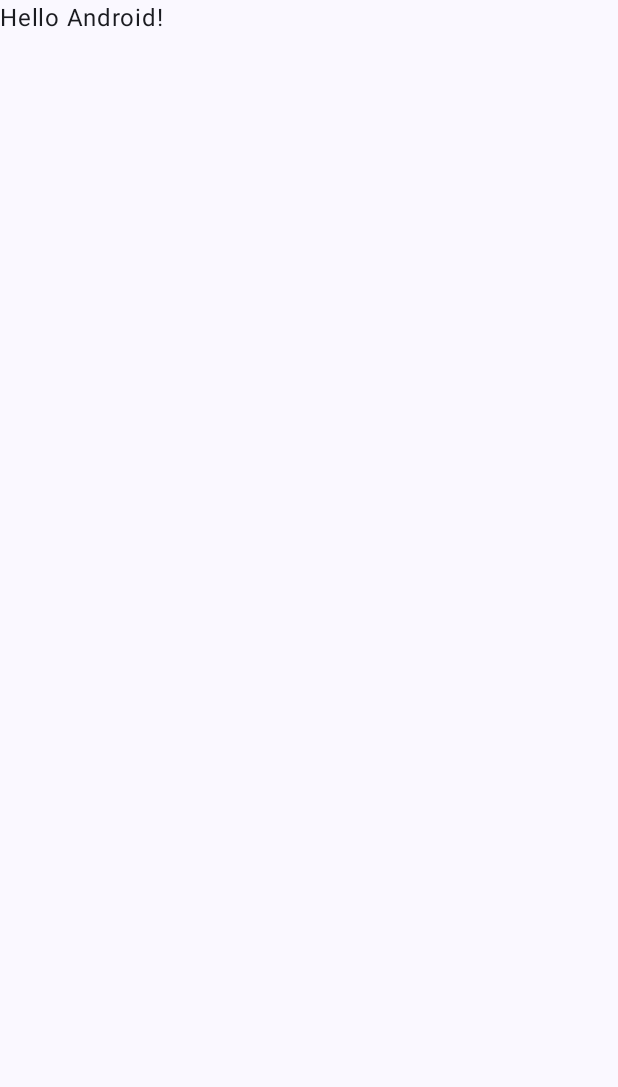
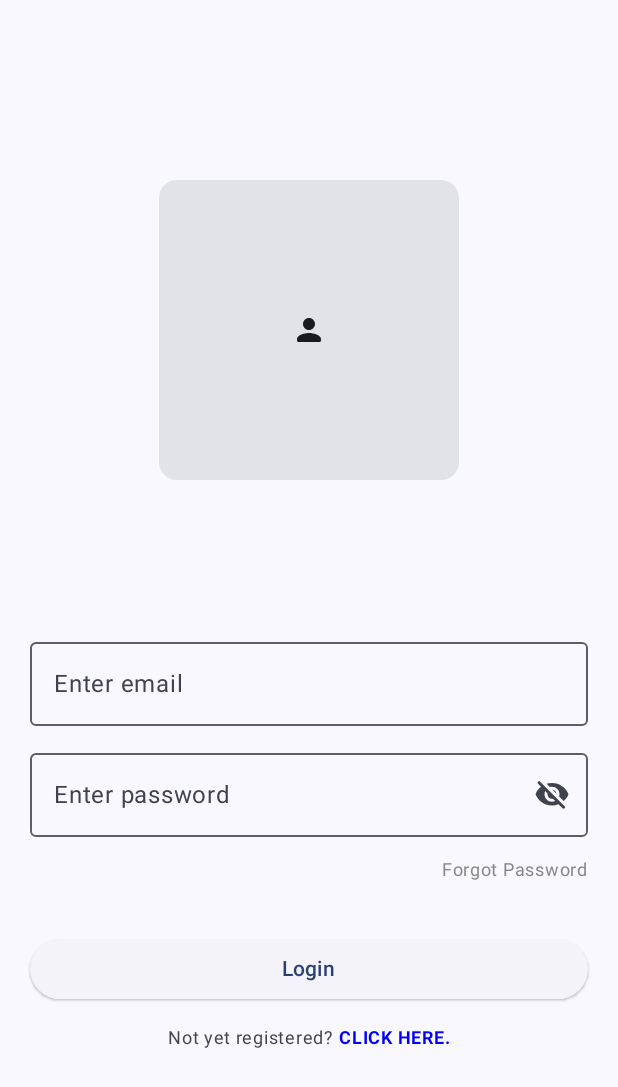
Before and after one commit to faryz-coder/Caretaker, an Android app built with Jetpack Compose: the screen it shows after launch (MainActivity), on a phone screen of 412 x 824 dp. Before the commit the part shown is almost empty. Shown: the top 1087 px of the screen. Run offline under Robolectric (Android 15) with nearby library versions, the light colour scheme and no system bars.

Commit message:
add login screen

```diff
--- a/app/build.gradle.kts
+++ b/app/build.gradle.kts
@@ -59,6 +59,9 @@ dependencies {
     implementation("androidx.compose.ui:ui-graphics")
     implementation("androidx.compose.ui:ui-tooling-preview")
     implementation("androidx.compose.material3:material3")
+
+    // Extended Icon
+    implementation("androidx.compose.material:material-icons-extended")
     // Navigation
     implementation("androidx.navigation:navigation-compose:$nav_version")
 
--- a/app/src/main/java/com/bmh/caretaker/MainActivity.kt
+++ b/app/src/main/java/com/bmh/caretaker/LoginActivity.kt
@@ -3,27 +3,41 @@ package com.bmh.caretaker
 import android.os.Bundle
 import androidx.activity.ComponentActivity
 import androidx.activity.compose.setContent
+import androidx.compose.foundation.clickable
+import androidx.compose.foundation.interaction.MutableInteractionSource
 import androidx.compose.foundation.layout.fillMaxSize
 import androidx.compose.material3.MaterialTheme
 import androidx.compose.material3.Surface
 import androidx.compose.material3.Text
 import androidx.compose.runtime.Composable
+import androidx.compose.runtime.remember
 import androidx.compose.ui.Modifier
+import androidx.compose.ui.platform.LocalFocusManager
 import androidx.compose.ui.tooling.preview.Preview
+import androidx.navigation.NavHostController
+import androidx.navigation.compose.rememberNavController
+import com.bmh.caretaker.navigation.LoginNavGraph
 import com.bmh.caretaker.ui.theme.CaretakerTheme
 
 class MainActivity : ComponentActivity() {
-
+    lateinit var navHostController: NavHostController
     override fun onCreate(savedInstanceState: Bundle?) {
         super.onCreate(savedInstanceState)
         setContent {
+            val interactionSource = remember { MutableInteractionSource() }
+            val focusManager = LocalFocusManager.current
+
             CaretakerTheme {
                 // A surface container using the 'background' color from the theme
+                navHostController = rememberNavController()
                 Surface(
-                    modifier = Modifier.fillMaxSize(),
-                    color = MaterialTheme.colorScheme.background
+                    modifier = Modifier
+                        .fillMaxSize()
+                        .clickable(interactionSource = interactionSource, indication = null) {
+                            focusManager.clearFocus()
+                        }, color = MaterialTheme.colorScheme.background
                 ) {
-                    Greeting("Android")
+                    LoginNavGraph(navHostController = navHostController)
                 }
             }
         }
@@ -33,8 +47,7 @@ class MainActivity : ComponentActivity() {
 @Composable
 fun Greeting(name: String, modifier: Modifier = Modifier) {
     Text(
-        text = "Hello $name!",
-        modifier = modifier
+        text = "Hello $name!", modifier = modifier
     )
 }
 
--- /dev/null
+++ b/app/src/main/java/com/bmh/caretaker/navigation/LoginNavGraph.kt
@@ -0,0 +1,21 @@
+package com.bmh.caretaker.navigation
+
+import androidx.compose.runtime.Composable
+import androidx.navigation.NavHostController
+import androidx.navigation.compose.NavHost
+import androidx.navigation.compose.composable
+import com.bmh.caretaker.screen.Screen
+import com.bmh.caretaker.screen.login.SignInScreen
+
+@Composable
+fun LoginNavGraph(
+    navHostController: NavHostController
+) {
+    NavHost(navController = navHostController, startDestination = Screen.SignIn.route) {
+        composable(
+            route = Screen.SignIn.route
+        ) {
+            SignInScreen()
+        }
+    }
+}
--- /dev/null
+++ b/app/src/main/java/com/bmh/caretaker/screen/Screen.kt
@@ -0,0 +1,6 @@
+package com.bmh.caretaker.screen
+
+sealed class Screen(val route: String) {
+
+    data object SignIn: Screen(route = "sign_in_screen")
+}
--- /dev/null
+++ b/app/src/main/java/com/bmh/caretaker/screen/login/SignInScreen.kt
@@ -0,0 +1,150 @@
+package com.bmh.caretaker.screen.login
+
+import androidx.compose.foundation.layout.Arrangement
+import androidx.compose.foundation.layout.Box
+import androidx.compose.foundation.layout.Column
+import androidx.compose.foundation.layout.Row
+import androidx.compose.foundation.layout.fillMaxSize
+import androidx.compose.foundation.layout.fillMaxWidth
+import androidx.compose.foundation.layout.padding
+import androidx.compose.foundation.layout.size
+import androidx.compose.foundation.text.KeyboardOptions
+import androidx.compose.material.icons.Icons
+import androidx.compose.material.icons.rounded.Person
+import androidx.compose.material.icons.rounded.Visibility
+import androidx.compose.material.icons.rounded.VisibilityOff
+import androidx.compose.material3.Card
+import androidx.compose.material3.ElevatedButton
+import androidx.compose.material3.Icon
+import androidx.compose.material3.IconButton
+import androidx.compose.material3.OutlinedTextField
+import androidx.compose.material3.Text
+import androidx.compose.runtime.Composable
+import androidx.compose.runtime.getValue
+import androidx.compose.runtime.mutableStateOf
+import androidx.compose.runtime.saveable.rememberSaveable
+import androidx.compose.runtime.setValue
+import androidx.compose.ui.Alignment
+import androidx.compose.ui.Modifier
+import androidx.compose.ui.graphics.Color
+import androidx.compose.ui.text.font.FontWeight
+import androidx.compose.ui.text.input.KeyboardType
+import androidx.compose.ui.text.input.PasswordVisualTransformation
+import androidx.compose.ui.text.input.VisualTransformation
+import androidx.compose.ui.tooling.preview.Preview
+import androidx.compose.ui.unit.dp
+import androidx.compose.ui.unit.sp
+
+@Composable
+fun SignInScreen() {
+    Column(
+        modifier = Modifier
+            .fillMaxSize()
+            .padding(20.dp),
+        verticalArrangement = Arrangement.SpaceEvenly,
+        horizontalAlignment = Alignment.CenterHorizontally
+    ) {
+        Card(
+            modifier =Modifier
+                .size(200.dp, 200.dp)
+        ) {
+            Box(
+                modifier = Modifier.fillMaxSize(),
+                contentAlignment = Alignment.Center
+            ) {
+                Icon(Icons.Rounded.Person, contentDescription = "Logo")
+            }
+        }
+
+        var email by rememberSaveable {
+            mutableStateOf("")
+        }
+        var password by rememberSaveable {
+            mutableStateOf("")
+        }
+
+
+        Column(
+            verticalArrangement = Arrangement.spacedBy(10.dp)
+        ) {
+            NormalTextField(email = email, onValueChange = { email = it })
+            PasswordField(password = password, onValueChange = { password = it })
+            Column(
+                verticalArrangement = Arrangement.spacedBy(30.dp)
+            ) {
+                Row(
+                    modifier = Modifier.fillMaxWidth(),
+                    horizontalArrangement = Arrangement.End
+                ) {
+                    Text(text = "Forgot Password", fontSize = 12.sp, color = Color.Gray)
+                }
+                NormalElevatedButton(title = "Login", onClick = {})
+            }
+            Row(
+                modifier = Modifier.fillMaxWidth(),
+                verticalAlignment = Alignment.CenterVertically,
+                horizontalArrangement = Arrangement.Center
+            ) {
+                Text(text = "Not yet registered? ", fontSize = 12.sp, color = Color.DarkGray)
+                Text(text = "CLICK HERE.", fontSize = 12.sp, color = Color.Blue, fontWeight = FontWeight.Bold)
+            }
+
+        }
+    }
+}
+
+@Preview(showBackground = true)
+@Composable
+fun NormalElevatedButton(title: String = "", onClick: () -> Unit = {}) {
+    ElevatedButton(
+        modifier = Modifier.fillMaxWidth(),
+        onClick = onClick
+    ) {
+        Text(
+            text = "Login"
+        )
+    }
+}
+
+@Preview(showBackground = true)
+@Composable
+fun NormalTextField(email: String = "", onValueChange: (String) -> Unit = {}) {
+    OutlinedTextField(
+        modifier = Modifier.fillMaxWidth(),
+        value = email,
+        onValueChange = onValueChange,
+        label = { Text(text = "Enter email") })
+}
+
+
+@Preview(showBackground = true)
+@Composable
+fun PasswordField(password: String = "", onValueChange: (String) -> Unit = {}) {
+    var passwordHidden by rememberSaveable {
+        mutableStateOf(true)
+    }
+    OutlinedTextField(
+        modifier = Modifier.fillMaxWidth(),
+        value = password,
+        onValueChange = onValueChange,
+        singleLine = true,
+        label = { Text(text = "Enter password") },
+        visualTransformation = if (passwordHidden) PasswordVisualTransformation() else VisualTransformation.None,
+        keyboardOptions = KeyboardOptions(keyboardType = KeyboardType.Password),
+        trailingIcon = {
+            IconButton(onClick = { passwordHidden = !passwordHidden }) {
+                val visibilityIcon =
+                    if (passwordHidden) Icons.Rounded.VisibilityOff else Icons.Rounded.Visibility
+
+                val description = if (passwordHidden) "Show password" else "Hide password"
+                Icon(imageVector = visibilityIcon, contentDescription = description)
+            }
+        })
+}
+
+
+@Preview(showBackground = true)
+@Composable
+fun PreviewSignIn() {
+    SignInScreen()
+}
```
